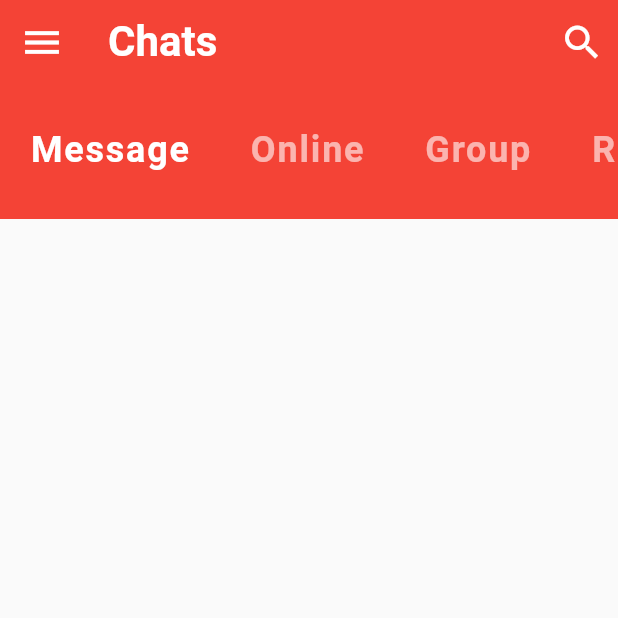
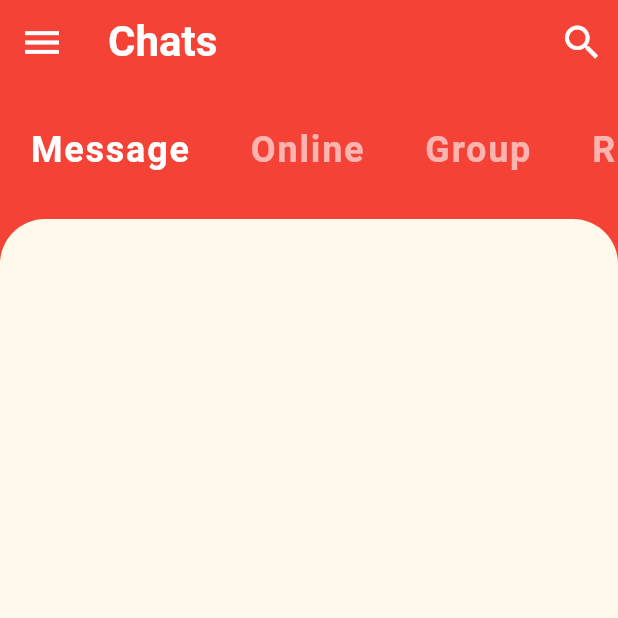
Before and after one commit to hossain-eee/Project-Flutter-Chat-UI, a Flutter app: the screen it shows after launch, on a phone screen of 412 x 824 dp, the top half of it. Run offline on Flutter 3.47's test engine with Material 2 defaults, Android fonts, the phone set to English and light mode, and no system bars.

Commit message:
home screen body make curve

```diff
--- a/lib/screen/home_screen.dart
+++ b/lib/screen/home_screen.dart
@@ -12,6 +12,7 @@ class _HomeScreenState extends State<HomeScreen> {
   @override
   Widget build(BuildContext context) {
     return Scaffold(
+      backgroundColor: Theme.of(context).primaryColor,
       appBar: AppBar(
         title: const Text(
           'Chats',
@@ -39,7 +40,18 @@ class _HomeScreenState extends State<HomeScreen> {
       ),
       body: Column(
         children: <Widget>[
-          CategorySelector(),
+          const CategorySelector(),
+          Expanded(
+            child: Container(
+              decoration: BoxDecoration(
+                color: Theme.of(context).colorScheme.secondary,
+                borderRadius: const BorderRadius.only(
+                  topLeft: Radius.circular(30),
+                  topRight: Radius.circular(30),
+                ),
+              ),
+            ),
+          )
         ],
       ),
     );
```
